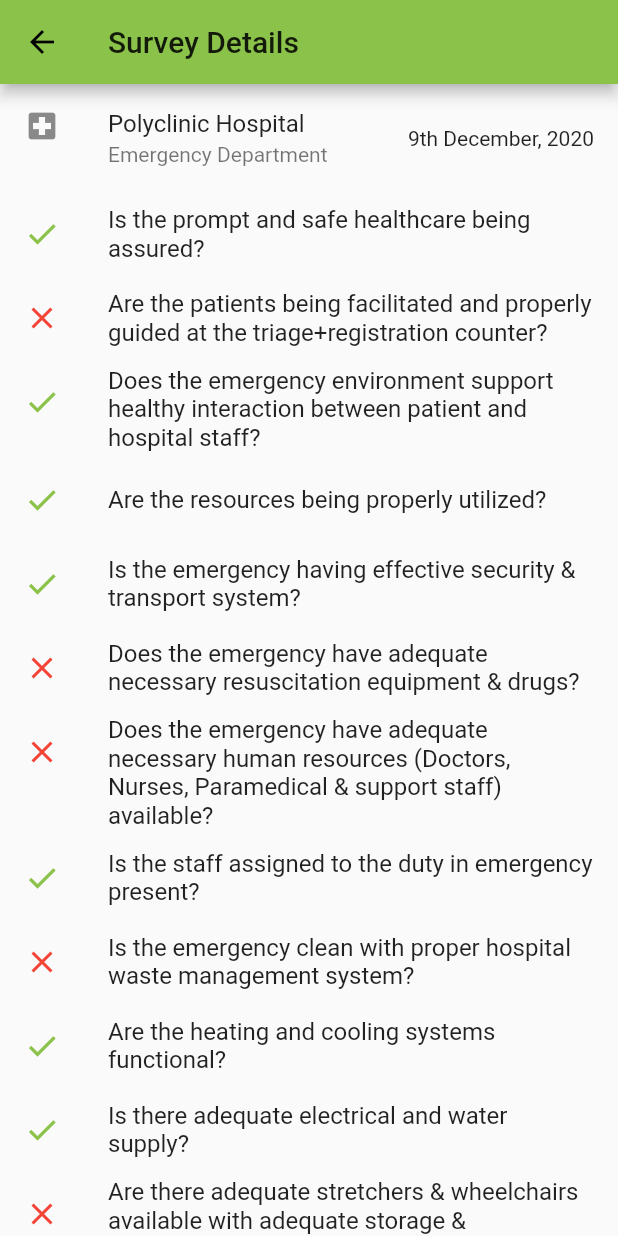
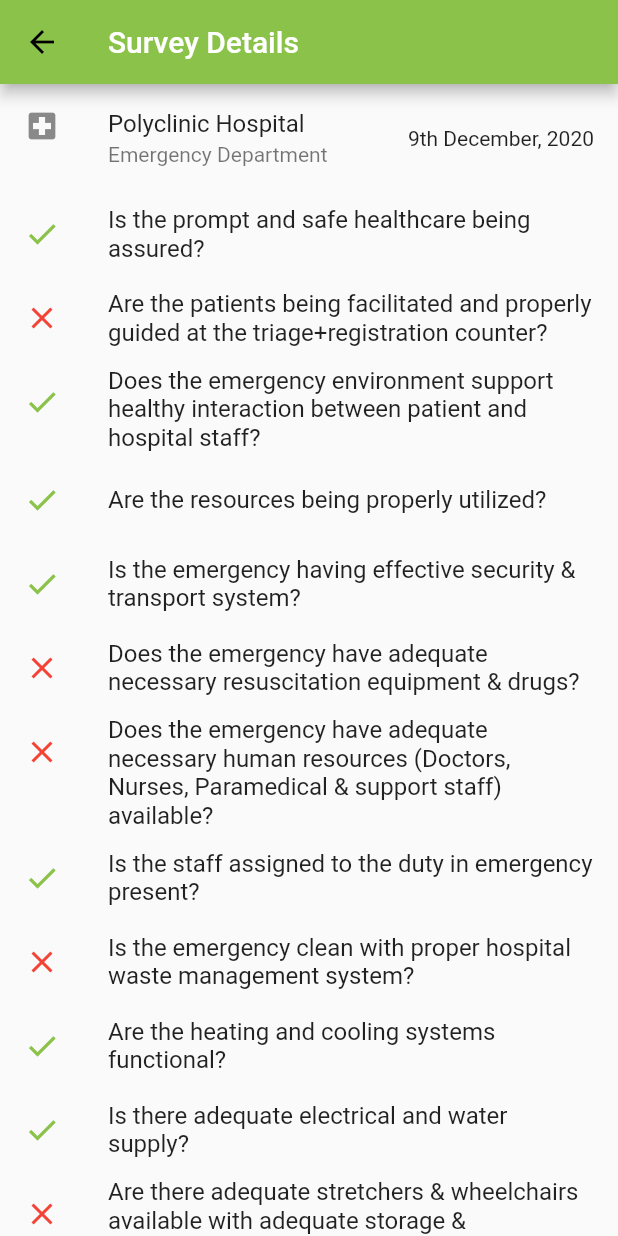
Before and after one commit to codeforpakistan/Labtech-App, a Flutter app: the SubmitSurvey screen opened by its route, after a tap on "Submit survey", after a tap on "Polyclinic Hospital", on a phone screen of 412 x 824 dp. Run offline on Flutter 3.47's test engine with Material 2 defaults, Android fonts, the phone set to English and light mode, and no system bars; our stand-ins replace shared_preferences; accounts and stored records are empty; network calls fail.

Commit message:
feat: login with the rest api, login validations, dynamic hospitals list from the rest api

```diff
--- a/lib/main.dart
+++ b/lib/main.dart
@@ -1,6 +1,10 @@
 import 'package:flutter/material.dart';
 import 'package:hospection/src/app.dart';
+import 'package:hospection/src/utils/constants.dart';
+import 'package:shared_preferences/shared_preferences.dart';
 
-void main() {
+Future main() async {
+  WidgetsFlutterBinding.ensureInitialized();
+  Constants.prefs = await SharedPreferences.getInstance();
   runApp(Hosepction());
 }
--- a/lib/src/app.dart
+++ b/lib/src/app.dart
@@ -1,4 +1,5 @@
 import 'package:flutter/material.dart';
+import 'package:hospection/src/utils/constants.dart';
 import 'package:hospection/src/views/auth/login_view.dart';
 import 'package:hospection/src/views/departments/list_view.dart';
 import 'package:hospection/src/views/hospitals/list_view.dart';
@@ -16,7 +17,9 @@ class Hosepction extends StatelessWidget {
         primarySwatch: Colors.lightGreen,
         visualDensity: VisualDensity.adaptivePlatformDensity,
       ),
-      home: Login(title: 'Hospection'),
+      home: Constants.prefs.getBool("loggedIn") == true
+          ? SubmittedSurveyList()
+          : Login(),
       routes: {
         '/login': (context) => Login(),
         '/submitted-survey-list': (context) => SubmittedSurveyList(),
@@ -25,6 +28,7 @@ class Hosepction extends StatelessWidget {
         '/department-list': (context) => DepartmentList(),
         '/submit-survey': (context) => SubmitSurvey(),
       },
+      debugShowCheckedModeBanner: false,
     );
   }
 }
--- /dev/null
+++ b/lib/src/utils/constants.dart
@@ -0,0 +1,5 @@
+import 'package:shared_preferences/shared_preferences.dart';
+
+class Constants {
+  static SharedPreferences prefs;
+}
--- a/lib/src/views/departments/list_view.dart
+++ b/lib/src/views/departments/list_view.dart
@@ -9,7 +9,10 @@
     return Scaffold(
       key: _scaffoldKey,
       appBar: AppBar(
-        title: Text("Department's List"),
+        title: Text(
+          "Department's List",
+          style: TextStyle(color: Colors.white),
+        ),
       ),
       body: ListView(
         children: <Widget>[
--- a/lib/src/views/survey_submissions/create_view.dart
+++ b/lib/src/views/survey_submissions/create_view.dart
@@ -32,7 +32,10 @@ class _SubmitSurveyState extends State<SubmitSurvey> {
               },
             ),
             automaticallyImplyLeading: false,
-            title: Text("Survey Questions"),
+            title: Text(
+              "Survey Questions",
+              style: TextStyle(color: Colors.white),
+            ),
           ),
           body: Center(
             child: ListView(
@@ -171,7 +174,7 @@ class _SubmitSurveyState extends State<SubmitSurvey> {
                 Center(
                   child: ElevatedButton(
                     onPressed: () {
-                      Navigator.popAndPushNamed(
+                      Navigator.pushReplacementNamed(
                           context, '/submitted-survey-list');
                     },
                     child: Text('Submit survey'),
--- a/lib/src/views/survey_submissions/details_view.dart
+++ b/lib/src/views/survey_submissions/details_view.dart
@@ -8,7 +8,10 @@
     return Scaffold(
       key: _scaffoldKey,
       appBar: AppBar(
-        title: Text("Survey Details"),
+        title: Text(
+          "Survey Details",
+          style: TextStyle(color: Colors.white),
+        ),
       ),
       body: ListView(
         children: <Widget>[
--- a/lib/src/views/survey_submissions/list_view.dart
+++ b/lib/src/views/survey_submissions/list_view.dart
@@ -1,6 +1,8 @@
 import 'package:flutter/material.dart';
+import 'package:hospection/src/utils/constants.dart';
 import 'package:hospection/src/views/hospitals/list_view.dart';
 import 'package:hospection/src/views/survey_submissions/details_view.dart';
+// import 'package:http/http.dart' as http;
 
 class SubmittedSurveyList extends StatefulWidget {
   @override
@@ -14,7 +16,22 @@ class _SubmittedSurveyListState extends State<SubmittedSurveyList> {
     return Scaffold(
       key: _scaffoldKey,
       appBar: AppBar(
-        title: Text("Survey Submissions"),
+        title: Text(
+          "Survey Submissions",
+          style: TextStyle(color: Colors.white),
+        ),
+        actions: <Widget>[
+          IconButton(
+            icon: Icon(
+              Icons.logout,
+              color: Colors.white,
+            ),
+            onPressed: () {
+              Constants.prefs.setBool("loggedIn", false);
+              Navigator.pushReplacementNamed(context, '/login');
+            },
+          )
+        ],
       ),
       body: ListView(
         children: <Widget>[
--- a/pubspec.yaml
+++ b/pubspec.yaml
@@ -29,6 +29,7 @@ dependencies:
   # Use with the CupertinoIcons class for iOS style icons.
   cupertino_icons: ^1.0.0
   http: ^0.12.2
+  shared_preferences: ^0.5.12+4
 
 dev_dependencies:
   flutter_test:
```
Also changed, not shown: lib/src/views/auth/login_view.dart (+54 -9 lines), lib/src/views/hospitals/list_view.dart (+50 -27 lines), pubspec.lock, 6 other files.
